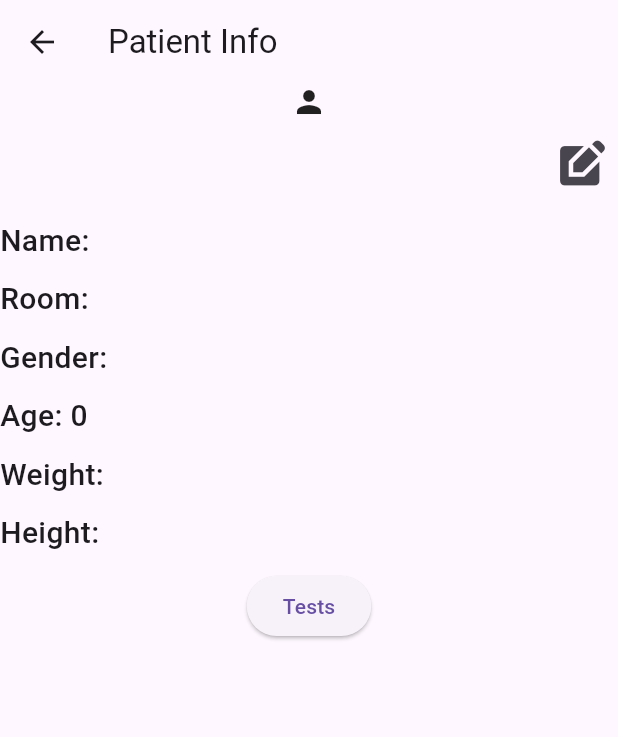
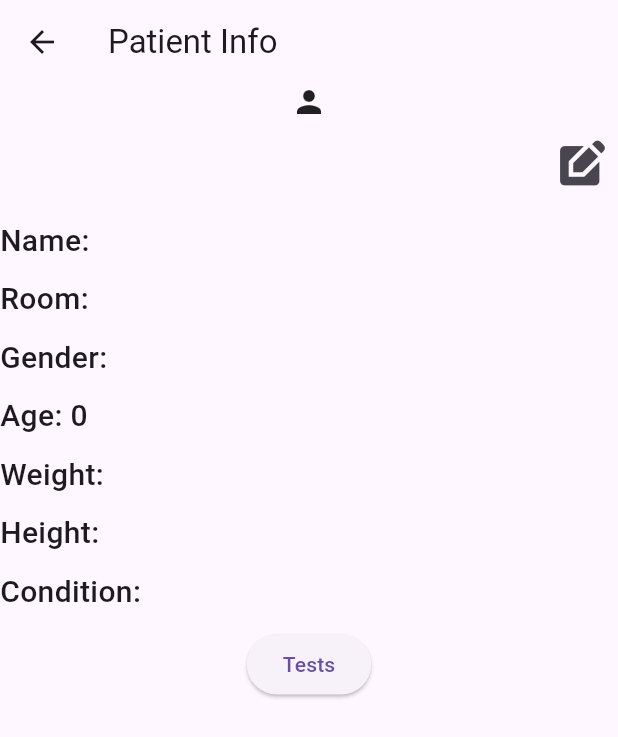
Before and after one commit to helenyuhhh/SenCare-flutter-, a Flutter app: the PatientInfo screen opened directly with empty values, on a phone screen of 412 x 824 dp. Shown: the top 737 px of the screen. Run offline on Flutter 3.47's test engine with Material 3 defaults, Android fonts, the phone set to English and light mode, and no system bars; our stand-ins replace flutter_datetime_picker_plus, flutter_slidable; network calls fail.

Commit message:
Add test successfully and change the condition succeffully

```diff
--- a/lib/networkingManager.dart
+++ b/lib/networkingManager.dart
@@ -111,13 +111,15 @@ static const String baseUrl = 'http://172.16.7.102:3000/api';
   }
   // change room, age, weight, height
   Future updatePatient(String id,{
-    String? newRoom, int? newAge, String? newWeight, String? newHeight}) async{
+    String? newRoom, int? newAge, String? newWeight, String? newHeight,
+    String? newCondition}) async{
     try{
       Map<String, dynamic> updatedData = {};
       if (newRoom != null) updatedData['room'] = newRoom;
       if (newAge != null) updatedData['age'] = newAge;
       if (newWeight != null) updatedData['weight'] = newWeight;
       if (newHeight != null) updatedData['height'] = newHeight;
+      if (newCondition != null) updatedData['condition'] = newCondition;
       if (updatedData.isEmpty) {
         print("Nothing to upodate");
         return await getPatientById(id);
@@ -202,7 +204,7 @@ static const String baseUrl = 'http://172.16.7.102:3000/api';
       return TestObject(Reading(0, 0, 0.0, 0, 0), patientId, "", "", "", "", "");    }
   }
 
-  Future<void> addTest(String patientId, PatientObject testData) async{
+  Future<void> addTest(String patientId, TestObject testData) async{
     try{
       http.Response response =
             await http.post(Uri.parse('$baseUrl/patients/$patientId/tests'),
--- a/lib/patientInfo.dart
+++ b/lib/patientInfo.dart
@@ -196,6 +196,25 @@ class _PatientInfoState extends State<PatientInfo> {
             SizedBox(
               height: 10,
             ),
+            Row(
+              mainAxisAlignment: MainAxisAlignment.start,
+              children: [
+                Text(
+                  "Condition: ",
+                  style: TextStyle(fontSize: 20, fontWeight: FontWeight.w500),
+                ),
+                Expanded(
+                  // read from passed object
+                  child: Text(
+                    patientObject.condition,
+                    style: TextStyle(fontSize: 20, fontWeight: FontWeight.w500),
+                  ),
+                ),
+              ],
+            ),
+            SizedBox(
+              height: 10,
+            ),
             ElevatedButton(onPressed: () {
               Navigator.push(context,
                       MaterialPageRoute(builder: (context) => TextListScreen(patientId: widget.patientId)));
```
Also changed, not shown: lib/testAddScreen.dart (+69 -0 lines).
